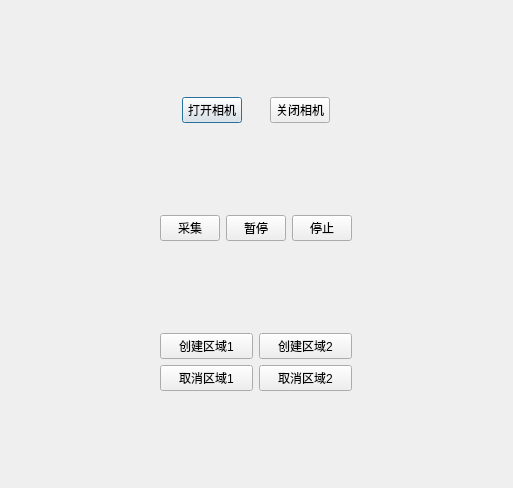
Above: AngstrongDemo/parameterview.ui from 1500136508/AngstrongDemo before the change. Below: the same form after it.
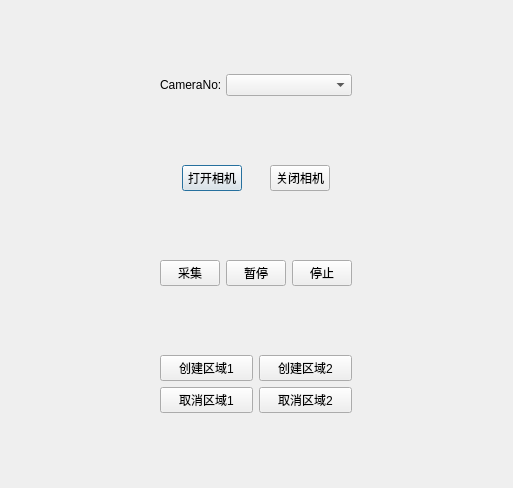
That is the form after the change.

What changed in the file:
```diff
--- a/AngstrongDemo/parameterview.ui
+++ b/AngstrongDemo/parameterview.ui
@@ -17,6 +17,26 @@
    <item row="0" column="0">
     <layout class="QHBoxLayout" name="horizontalLayout_2">
      <item>
+      <widget class="QLabel" name="m_lab_camera_list_title">
+       <property name="maximumSize">
+        <size>
+         <width>60</width>
+         <height>16777215</height>
+        </size>
+       </property>
+       <property name="text">
+        <string>CameraNo:</string>
+       </property>
+      </widget>
+     </item>
+     <item>
+      <widget class="QComboBox" name="m_combo_camera_list"/>
+     </item>
+    </layout>
+   </item>
+   <item row="1" column="0">
+    <layout class="QHBoxLayout" name="horizontalLayout_3">
+     <item>
       <widget class="QPushButton" name="m_btn_open">
        <property name="maximumSize">
         <size>
@@ -44,7 +64,7 @@
      </item>
     </layout>
    </item>
-   <item row="1" column="0">
+   <item row="2" column="0">
     <layout class="QHBoxLayout" name="horizontalLayout">
      <item>
       <widget class="QPushButton" name="m_btn_live">
@@ -87,7 +107,7 @@
      </item>
     </layout>
    </item>
-   <item row="2" column="0">
+   <item row="3" column="0">
     <layout class="QGridLayout" name="gridLayout">
      <item row="0" column="0">
       <widget class="QPushButton" name="m_btn_roi_01">
```
